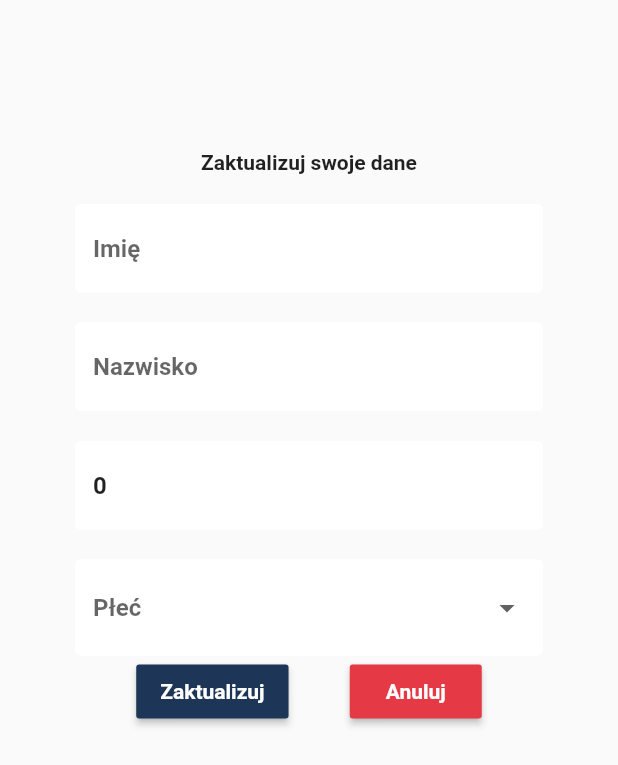
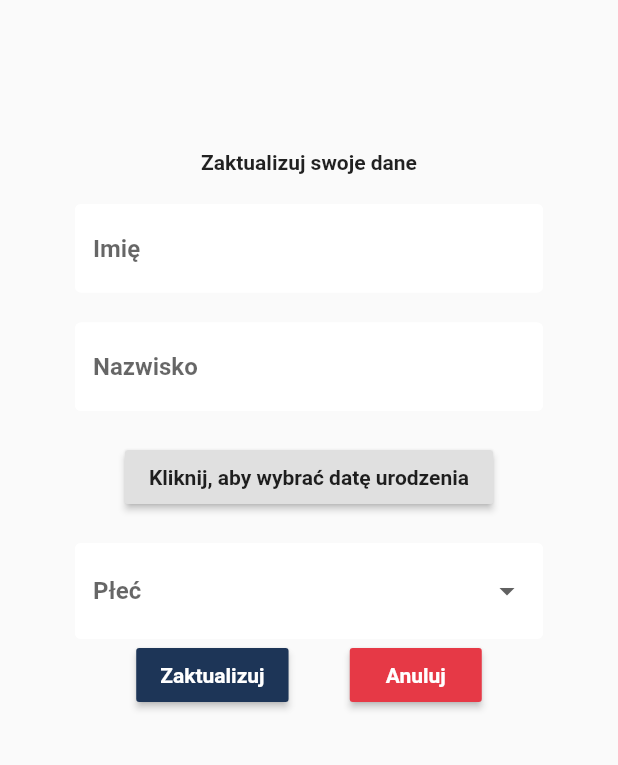
Before and after one commit to maksymiliangajewski/inz_pills, a Flutter app: the UserEditPanel widget shown alone on an empty page, opened directly, on a phone screen of 412 x 824 dp. Shown: the top 765 px of the screen. Run offline on Flutter 3.47's test engine with Material 2 defaults, Android fonts, the phone set to English and light mode, and no system bars; our stand-ins replace cloud_firestore, firebase_auth, firebase_core, flutter_local_notifications, flutter_spinkit, fluttertoast and 5 more; missing offline and left inert: calendar_time, expansion_card, geocoder; accounts and stored records are empty; Roboto replaces fonts that are missing (Alata).

```diff
--- a/lib/Models/MyUser.dart
+++ b/lib/Models/MyUser.dart
@@ -1,9 +1,11 @@
+import 'package:cloud_firestore/cloud_firestore.dart';
+
 class MyUser {
   final String uid;
   final String name;
   final String surname;
-  final int age;
+  final Timestamp birthDate;
   final String sex;
 
-  MyUser({this.uid, this.name, this.surname, this.age, this.sex});
+  MyUser({this.uid, this.name, this.surname, this.birthDate, this.sex});
 }
--- a/lib/Services/Auth.dart
+++ b/lib/Services/Auth.dart
@@ -1,3 +1,4 @@
+import 'package:cloud_firestore/cloud_firestore.dart';
 import 'package:firebase_auth/firebase_auth.dart';
 import 'package:inz_pills/Models/MyUser.dart';
 import 'package:inz_pills/Services/Database.dart';
@@ -35,7 +36,7 @@ class AuthService {
           await _auth.createUserWithEmailAndPassword(email: email, password: password);
       User user = result.user;
       //create a new document for the user with the uid
-      DatabaseService(uid: user.uid).updateUserData('name', 'surname', 0, 'other');
+      DatabaseService(uid: user.uid).updateUserData('name', 'surname', Timestamp.fromDate(DateTime.now()), 'other');
       return _myUserFromFirebase(user);
     } catch (e) {
       print(e.toString());
--- a/lib/Services/Database.dart
+++ b/lib/Services/Database.dart
@@ -20,11 +20,11 @@ class DatabaseService {
   final CollectionReference remindersCollection =
       FirebaseFirestore.instance.collection('reminders');
 
-  Future updateUserData(String name, String surname, int age, String sex) async {
+  Future updateUserData(String name, String surname, Timestamp birthDate, String sex) async {
     return await usersCollection.doc(uid).set({
       'name': name,
       'surname': surname,
-      'age': age,
+      'birthDate': birthDate,
       'sex': sex,
     });
   }
@@ -61,7 +61,7 @@ class DatabaseService {
         uid: uid,
         name: snapshot.data()['name'],
         surname: snapshot.data()['surname'],
-        age: snapshot.data()['age'],
+        birthDate: snapshot.data()['birthDate'],
         sex: snapshot.data()['sex']);
   }
 
--- a/lib/Widgets/HomePageButton.dart
+++ b/lib/Widgets/HomePageButton.dart
@@ -67,7 +67,8 @@ class HomePageButton extends StatelessWidget {
         var begin = Offset(1.0, 0.0);
         var end = Offset.zero;
         var curve = Curves.ease;
-        var tween = Tween(begin: begin, end: end).chain(CurveTween(curve: curve));
+        var tween =
+            Tween(begin: begin, end: end).chain(CurveTween(curve: curve));
         return SlideTransition(
           position: animation.drive(tween),
           child: child,
--- a/lib/Widgets/HomeScreenDosagesList.dart
+++ b/lib/Widgets/HomeScreenDosagesList.dart
@@ -48,10 +48,12 @@ class _HomeScreenDosagesListState extends State<HomeScreenDosagesList> {
           ? ListView.builder(
               itemCount: userDosages.length < 5 ? userDosages.length : 5,
               itemBuilder: (context, index) {
-                if (DateTime.fromMillisecondsSinceEpoch(userDosages[index].takeTime.seconds * 1000)
+                if (DateTime.fromMillisecondsSinceEpoch(
+                        userDosages[index].takeTime.seconds * 1000)
                     .toLocal()
                     .isAfter(DateTime.now())) {
-                  return HomeScreenDosagesListTileWidget(dosage: userDosages[index]);
+                  return HomeScreenDosagesListTileWidget(
+                      dosage: userDosages[index]);
                 } else {
                   return Container();
                 }
--- a/lib/Widgets/UserEditPanel.dart
+++ b/lib/Widgets/UserEditPanel.dart
@@ -1,5 +1,5 @@
+import 'package:cloud_firestore/cloud_firestore.dart';
 import 'package:flutter/material.dart';
-import 'package:flutter/services.dart';
 import 'package:inz_pills/Models/MyUser.dart';
 import 'package:inz_pills/Services/Database.dart';
 import 'package:inz_pills/Utils/Colors.dart';
@@ -15,10 +15,11 @@ class UserEditPanel extends StatefulWidget {
 class _UserEditPanelState extends State<UserEditPanel> {
   final _formKey = GlobalKey<FormState>();
   List<String> sexes = ['female', 'male', 'other'];
+  DateTime selectedDate = DateTime.now();
 
   String _currentName;
   String _currentSurname;
-  int _currentAge;
+  DateTime _currentBirthDate;
   String _currentSex;
 
   @override
@@ -32,6 +33,7 @@ class _UserEditPanelState extends State<UserEditPanel> {
             builder: (context, snapshot) {
               if (snapshot.hasData) {
                 MyUser userData = snapshot.data;
+                _currentBirthDate = userData.birthDate.toDate();
                 return Form(
                     key: _formKey,
                     child: Column(
@@ -41,25 +43,29 @@ class _UserEditPanelState extends State<UserEditPanel> {
                         TextFormField(
                           initialValue: userData.name,
                           decoration: textInputDecoration(StringAssets.name),
-                          validator: (val) => val.isEmpty ? StringAssets.pleaseEnterName : null,
-                          onChanged: (val) => setState(() => _currentName = val),
+                          validator: (val) =>
+                              val.isEmpty ? StringAssets.pleaseEnterName : null,
+                          onChanged: (val) =>
+                              setState(() => _currentName = val),
                         ),
                         SizedBox(height: 20),
                         TextFormField(
                           initialValue: userData.surname,
                           decoration: textInputDecoration(StringAssets.surname),
-                          validator: (val) => val.isEmpty ? StringAssets.pleaseEnterSurname : null,
-                          onChanged: (val) => setState(() => _currentSurname = val),
+                          validator: (val) => val.isEmpty
+                              ? StringAssets.pleaseEnterSurname
+                              : null,
+                          onChanged: (val) =>
+                              setState(() => _currentSurname = val),
                         ),
                         SizedBox(height: 20),
-                        TextFormField(
-                          initialValue: userData.age.toString(),
-                          decoration: textInputDecoration(StringAssets.age),
-                          validator: (val) => val.isEmpty ? StringAssets.pleaseEnterAge : null,
-                          onChanged: (val) => setState(() => _currentAge = int.parse(val)),
-                          keyboardType: TextInputType.number,
-                          inputFormatters: <TextInputFormatter>[
-                            FilteringTextInputFormatter.allow(RegExp(r'[0-9]')),
+                        Row(
+                          mainAxisAlignment: MainAxisAlignment.spaceAround,
+                          children: [
+                            RaisedButton(
+                                onPressed: () => _selectDate(context),
+                                child: Text("Kliknij, aby wybrać datę urodzenia"),
+                            )
                           ],
                         ),
                         SizedBox(height: 20),
@@ -67,7 +73,8 @@ class _UserEditPanelState extends State<UserEditPanel> {
                             value: _currentSex ?? userData.sex,
                             decoration: textInputDecoration(StringAssets.sex),
                             items: sexes.map((String sex) {
-                              return DropdownMenuItem<String>(value: sex, child: Text('$sex'));
+                              return DropdownMenuItem<String>(
+                                  value: sex, child: Text('$sex'));
                             }).toList(),
                             onChanged: (value) {
                               setState(() => _currentSex = value);
@@ -83,10 +90,11 @@ class _UserEditPanelState extends State<UserEditPanel> {
                               ),
                               onPressed: () async {
                                 if (_formKey.currentState.validate()) {
-                                  await DatabaseService(uid: user.uid).updateUserData(
+                                  await DatabaseService(uid: user.uid)
+                                      .updateUserData(
                                     _currentName ?? userData.name,
                                     _currentSurname ?? userData.surname,
-                                    _currentAge ?? userData.age,
+                                    Timestamp.fromDate(selectedDate) ?? userData.birthDate,
                                     _currentSex ?? userData.sex,
                                   );
                                   Navigator.pop(context);
@@ -109,4 +117,18 @@ class _UserEditPanelState extends State<UserEditPanel> {
       ),
     );
   }
+
+  _selectDate(BuildContext context) async {
+    DateTime pickedDate = await showDatePicker(
+        context: context,
+        initialDate: _currentBirthDate,
+        firstDate: DateTime(1900),
+        lastDate: DateTime.now());
+    if(pickedDate != null && pickedDate != _currentBirthDate) {
+      setState(() {
+        selectedDate = pickedDate;
+        _currentBirthDate = pickedDate;
+      });
+    }
+  }
 }
```
Also changed, not shown: lib/Pages/HomeScreen.dart (+26 -11 lines), pubspec.lock.
